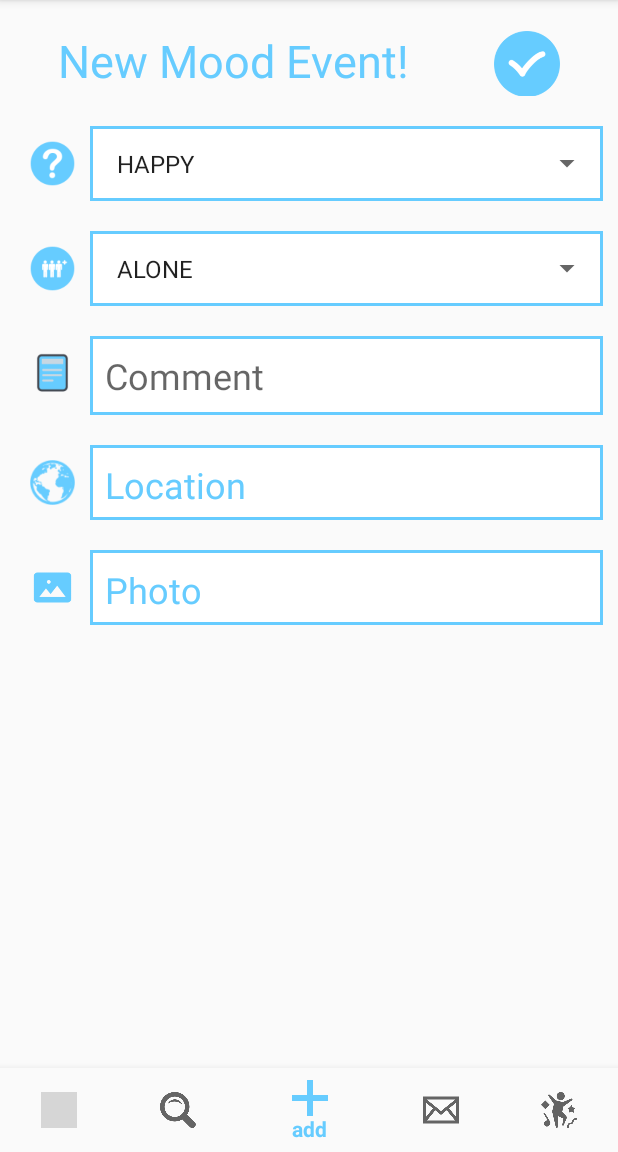
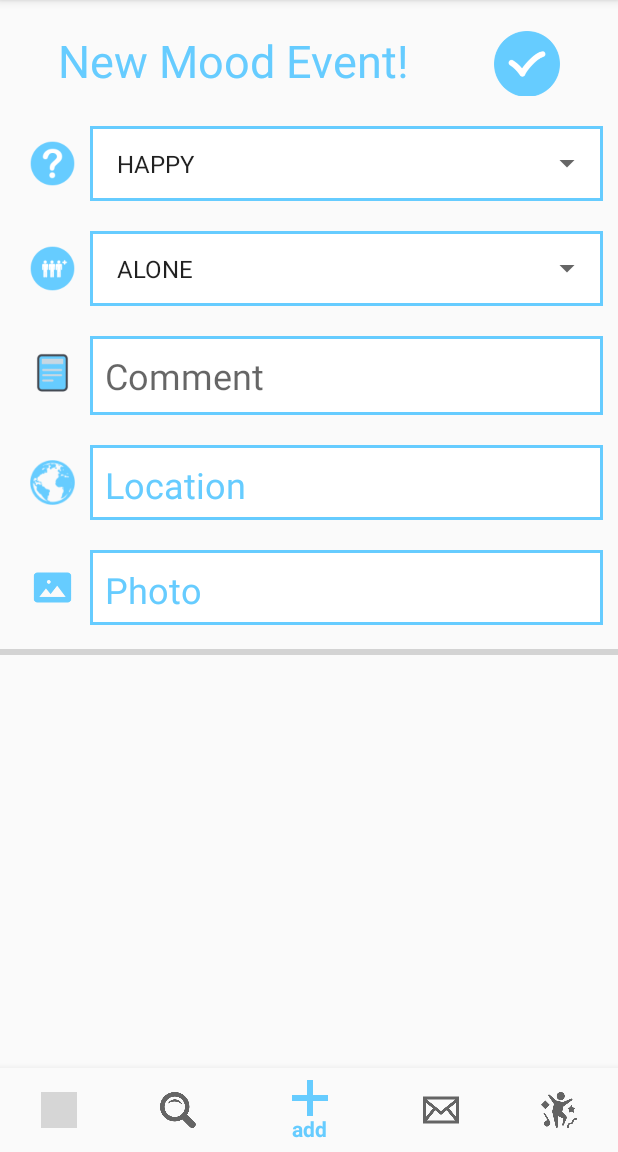
Before and after one commit to CMPUT301F19T14/CMPUT301Team14Project, an Android app: the AddActivity screen opened directly, with no data from a screen before it, on a phone screen of 412 x 824 dp, the part 84-1236 px from its top. Run offline under Robolectric (Android 15) with nearby library versions, the phone set to English and light mode, and no system bars; our stand-ins replace Firebase (no records; nobody signed in at launch, a user with empty details on screens opened directly), Picasso; pictures from the network do not load; grey boxes are pictures that could not be loaded.

Commit message:
xianda
connected to server

```diff
--- a/Mooditude/app/src/main/java/com/cmput301t14/mooditude/services/User.java
+++ b/Mooditude/app/src/main/java/com/cmput301t14/mooditude/services/User.java
@@ -227,7 +227,8 @@ public class User{
                     Location location= new Location(doc.getGeoPoint("Location"));
 //                    LocalDateTime datetime = LocalDateTime.parse(doc.getString("DateTime"));
                     Timestamp datetime = doc.getTimestamp("DateTime");
-                    MoodEvent moodEvent=new MoodEvent(mood, location,socialSituation,textComment,datetime);
+                    String photo = doc.getString("Photograph");
+                    MoodEvent moodEvent=new MoodEvent(mood, location,socialSituation,textComment,datetime, photo);
 //                    if(doc.getTimestamp("TIMESTAMP")!=null)
 //                        Log.i("TAG",doc.getTimestamp("TIMESTAMP").toString());
                     moodEventDataList.add(moodEvent);
--- a/Mooditude/app/src/main/res/layout/activity_add.xml
+++ b/Mooditude/app/src/main/res/layout/activity_add.xml
@@ -233,6 +233,15 @@
 
                 </LinearLayout>
 
+                <ProgressBar
+                    android:id="@+id/progress_bar"
+                    style="@style/Widget.AppCompat.ProgressBar.Horizontal"
+                    android:layout_width="match_parent"
+                    android:layout_height="wrap_content"
+                    android:layout_above="@+id/navigationView"
+                    android:layout_alignParentStart="true"
+                    android:layout_marginBottom="5dp" />
+
             </LinearLayout>
 
         </ScrollView>
```
Also changed, not shown: Mooditude/app/src/main/java/com/cmput301t14/mooditude/activities/AddActivity.java (+95 -49 lines), Mooditude/app/src/main/java/com/cmput301t14/mooditude/activities/ViewEditMoodEventFragment.java (+9 -4 lines), Mooditude/app/src/main/java/com/cmput301t14/mooditude/models/MoodEvent.java (+10 -0 lines).
